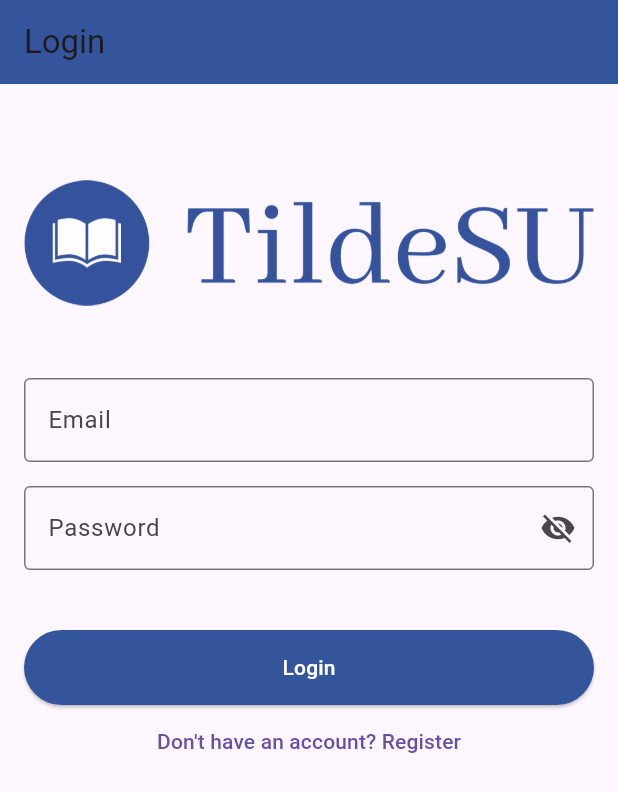
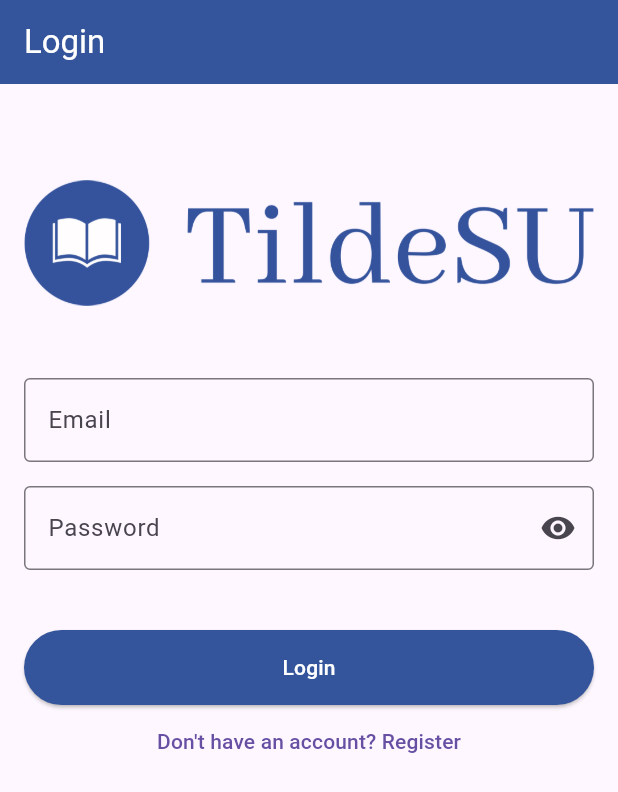
Before and after one commit to Abylaikhan-Bari/TildeSU-teacher, a Flutter app: the screen it shows after launch, on a phone screen of 412 x 824 dp. Shown: the top 792 px of the screen. Run offline on Flutter 3.47's test engine with Material 3 defaults, Android fonts, the phone set to English and light mode, and no system bars; our stand-ins replace cloud_firestore, firebase_auth, firebase_core; accounts and stored records are empty.

```diff
--- a/lib/src/screens/authentication/authentication_screen.dart
+++ b/lib/src/screens/authentication/authentication_screen.dart
@@ -91,7 +91,8 @@ class _AuthenticationScreenState extends State<AuthenticationScreen> {
     final isSignInForm = _authFormType == AuthFormType.signIn;
     return Scaffold(
       appBar: AppBar(
-        title: Text(isSignInForm ? 'Login' : 'Register'),
+        title: Text(isSignInForm ? 'Login' : 'Register', style: TextStyle(color: Colors.white)),
+
         backgroundColor: Color(0xFF34559C),
       ),
       body: SingleChildScrollView(
@@ -127,7 +128,7 @@ class _AuthenticationScreenState extends State<AuthenticationScreen> {
                   labelText: 'Password',
                   border: OutlineInputBorder(),
                   suffixIcon: IconButton(
-                    icon: Icon(_obscurePassword ? Icons.visibility_off : Icons.visibility),
+                    icon: Icon(_obscurePassword ? Icons.visibility : Icons.visibility_off),
                     onPressed: _togglePasswordVisibility,
                   ),
                 ),
@@ -149,7 +150,7 @@ class _AuthenticationScreenState extends State<AuthenticationScreen> {
                         labelText: 'Confirm Password',
                         border: OutlineInputBorder(),
                         suffixIcon: IconButton(
-                          icon: Icon(_obscureConfirmPassword ? Icons.visibility_off : Icons.visibility),
+                          icon: Icon(_obscureConfirmPassword ? Icons.visibility : Icons.visibility_off),
                           onPressed: _toggleConfirmPasswordVisibility,
                         ),
                       ),
--- a/lib/src/screens/lessons/lessons_screen.dart
+++ b/lib/src/screens/lessons/lessons_screen.dart
@@ -93,7 +93,7 @@ class _LessonsScreenState extends State<LessonsScreen> {
   Widget build(BuildContext context) {
     return Scaffold(
       appBar: AppBar(
-        title: Text('Lessons for Level $_selectedLevel'),
+        title: Text('Lessons for Level $_selectedLevel', style: TextStyle(color: Colors.white)),
         actions: <Widget>[
           DropdownButton<String>(
             value: _selectedLevel,
```
